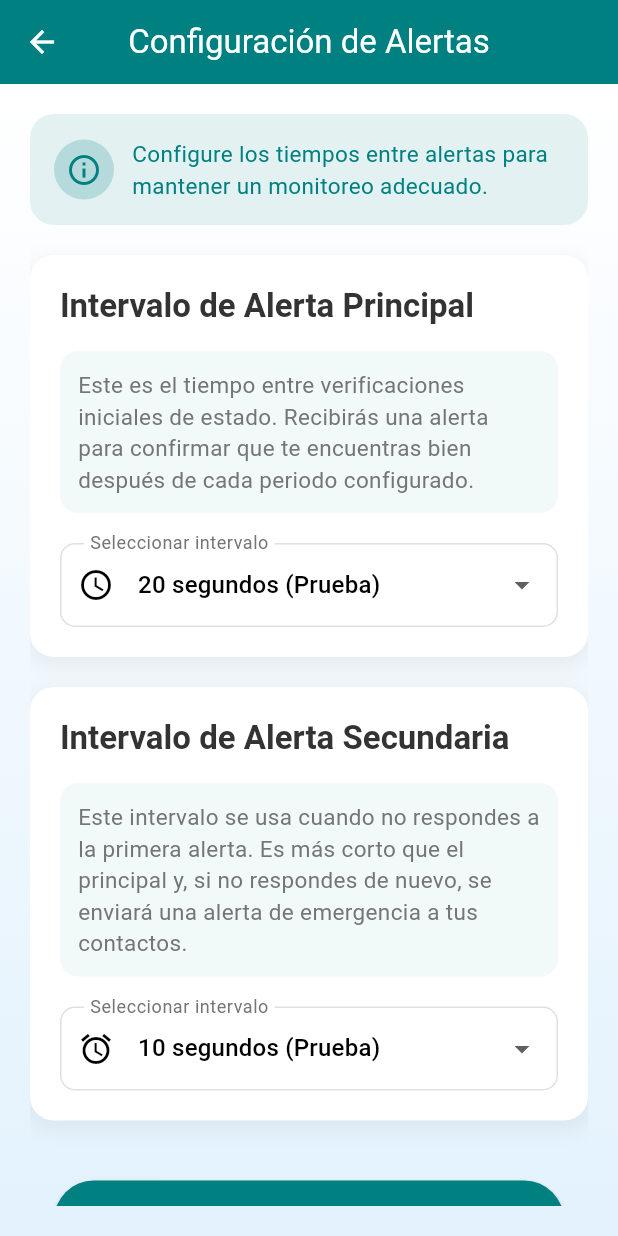
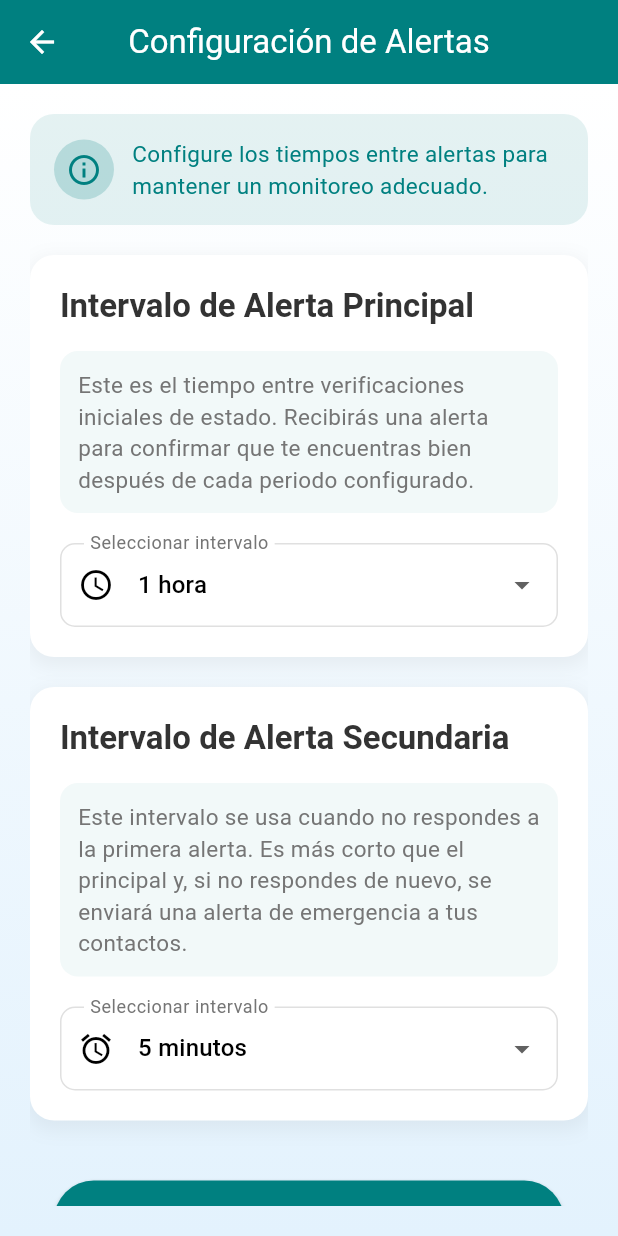
Before and after one commit to equipoAlzDev/appAlzAlert, a Flutter app: the AlertConfigScreen screen opened directly, on a phone screen of 412 x 824 dp. Run offline on Flutter 3.47's test engine with Material 3 defaults, Android fonts, the phone set to English and light mode, and no system bars; our stand-ins replace cloud_firestore, firebase_auth, firebase_core, flutter_blue_plus, geocoding, geolocator and 2 more; missing offline and left inert: telephony; accounts and stored records are empty.

Commit message:
Se hizo modificacione en el tiempo predeterminado y mensajes de alerta

```diff
--- a/lib/providers/alert_system_provider.dart
+++ b/lib/providers/alert_system_provider.dart
@@ -21,9 +21,9 @@ class AlertSystemProvider with ChangeNotifier {
 
   // Configurable intervals (in seconds), initialized with test values
   int _configuredPrimaryIntervalSeconds =
-      20; // Default to 20 seconds for testing
+      3600; // Default to 20 seconds for testing
   int _configuredSecondaryIntervalSeconds =
-      10; // Default to 10 seconds for testing
+      300; // Default to 10 seconds for testing
 
   bool _isDialogShown = false;
   bool _isSecondaryTimer = false; // Flag to identify the current timer
@@ -351,7 +351,7 @@ class AlertSystemProvider with ChangeNotifier {
 
       // Crear mensaje simple sin caracteres especiales ni URLs
       String mensaje =
-          'EMERGENCIA! ${userProvider.user?.name ?? 'Usuario'} ha referido no estar bien, puede que necesite ayuda.';
+          'ALZALERT: ${userProvider.user?.name ?? 'Usuario'} ha referido no estar bien, puede que necesite ayuda.';
 
       // Agregar ubicación si disponible, en formato simple
       if (_currentLocationString.isNotEmpty &&
--- a/lib/screens/home/home_screen.dart
+++ b/lib/screens/home/home_screen.dart
@@ -289,13 +289,13 @@ class _MainHomeScreenState extends State<MainHomeScreen> {
 
       // Mensaje de emergencia
       String mensaje =
-          'EMERGENCIA! ${userName.isNotEmpty ? userName : 'Usuario'} necesita ayuda urgente';
+          'ALZALERT: ${userName.isNotEmpty ? userName : 'Usuario'} necesita ayuda inmediata.';
 
       // Agregar ubicación si disponible, en formato simple
       if (_currentLocationString.isNotEmpty &&
           !_currentLocationString.startsWith('Error')) {
         mensaje +=
-            '\nUbicacion: https://www.google.com/maps/search/?api=1&query=$_currentLocationString';
+            '\nUbicacion actual: https://www.google.com/maps/search/?api=1&query=$_currentLocationString';
       }
 
       // Enviar SMS solo a los contactos de emergencia
```
